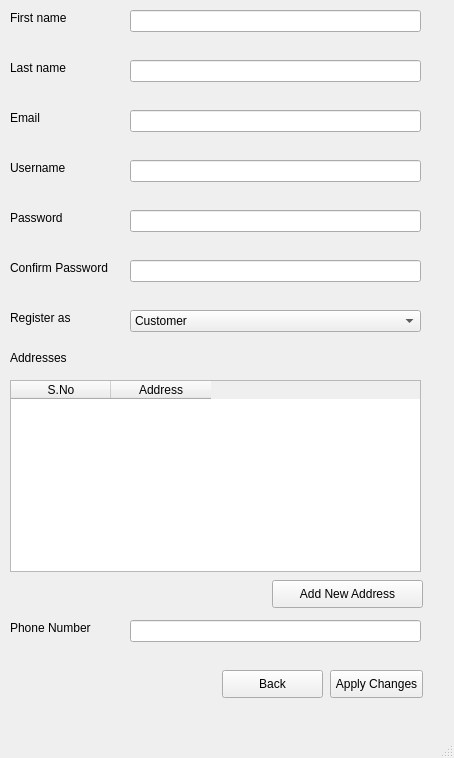
Above: ui_files/EditProfile.ui from TahaZahid05/Restaurant-Managment-System before the change. Below: the same form after it.
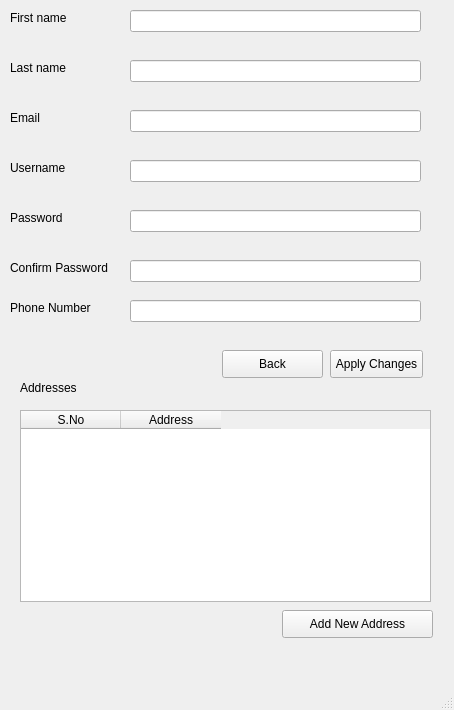
That is the form after the change.

```diff
--- a/ui_files/EditProfile.ui
+++ b/ui_files/EditProfile.ui
@@ -7,7 +7,7 @@
     <x>0</x>
     <y>0</y>
     <width>454</width>
-    <height>758</height>
+    <height>710</height>
    </rect>
   </property>
   <property name="windowTitle">
@@ -41,7 +41,7 @@
     <property name="geometry">
      <rect>
       <x>130</x>
-      <y>620</y>
+      <y>300</y>
       <width>291</width>
       <height>22</height>
      </rect>
@@ -51,7 +51,7 @@
     <property name="geometry">
      <rect>
       <x>330</x>
-      <y>670</y>
+      <y>350</y>
       <width>93</width>
       <height>28</height>
      </rect>
@@ -60,39 +60,6 @@
      <string>Apply Changes</string>
     </property>
    </widget>
-   <widget class="QLabel" name="label_7">
-    <property name="geometry">
-     <rect>
-      <x>10</x>
-      <y>310</y>
-      <width>81</width>
-      <height>16</height>
-     </rect>
-    </property>
-    <property name="text">
-     <string>Register as</string>
-    </property>
-   </widget>
-   <widget class="QComboBox" name="roleSelect">
-    <property name="geometry">
-     <rect>
-      <x>130</x>
-      <y>310</y>
-      <width>291</width>
-      <height>22</height>
-     </rect>
-    </property>
-    <item>
-     <property name="text">
-      <string>Customer</string>
-     </property>
-    </item>
-    <item>
-     <property name="text">
-      <string>Staff</string>
-     </property>
-    </item>
-   </widget>
    <widget class="QLineEdit" name="userPass">
     <property name="geometry">
      <rect>
@@ -107,7 +74,7 @@
     <property name="geometry">
      <rect>
       <x>222</x>
-      <y>670</y>
+      <y>350</y>
       <width>101</width>
       <height>28</height>
      </rect>
@@ -153,7 +120,7 @@
     <property name="geometry">
      <rect>
       <x>10</x>
-      <y>620</y>
+      <y>300</y>
       <width>91</width>
       <height>16</height>
      </rect>
@@ -175,19 +142,6 @@
      <string>First name</string>
     </property>
    </widget>
-   <widget class="QLabel" name="label_8">
-    <property name="geometry">
-     <rect>
-      <x>10</x>
-      <y>350</y>
-      <width>71</width>
-      <height>16</height>
-     </rect>
-    </property>
-    <property name="text">
-     <string>Addresses</string>
-    </property>
-   </widget>
    <widget class="QLabel" name="label_5">
     <property name="geometry">
      <rect>
@@ -247,11 +201,24 @@
      </rect>
     </property>
    </widget>
+   <widget class="QPushButton" name="newAddressButton">
+    <property name="geometry">
+     <rect>
+      <x>282</x>
+      <y>610</y>
+      <width>151</width>
+      <height>28</height>
+     </rect>
+    </property>
+    <property name="text">
+     <string>Add New Address</string>
+    </property>
+   </widget>
    <widget class="QTableWidget" name="tableWidget">
     <property name="geometry">
      <rect>
-      <x>10</x>
-      <y>380</y>
+      <x>20</x>
+      <y>410</y>
       <width>411</width>
       <height>192</height>
      </rect>
@@ -267,17 +234,17 @@
      </property>
     </column>
    </widget>
-   <widget class="QPushButton" name="registerButton_2">
+   <widget class="QLabel" name="label_8">
     <property name="geometry">
      <rect>
-      <x>272</x>
-      <y>580</y>
-      <width>151</width>
-      <height>28</height>
+      <x>20</x>
+      <y>380</y>
+      <width>71</width>
+      <height>16</height>
      </rect>
     </property>
     <property name="text">
-     <string>Add New Address</string>
+     <string>Addresses</string>
     </property>
    </widget>
   </widget>
```
Left out of the diff: 4 changed lines with no effect on the pictures.
